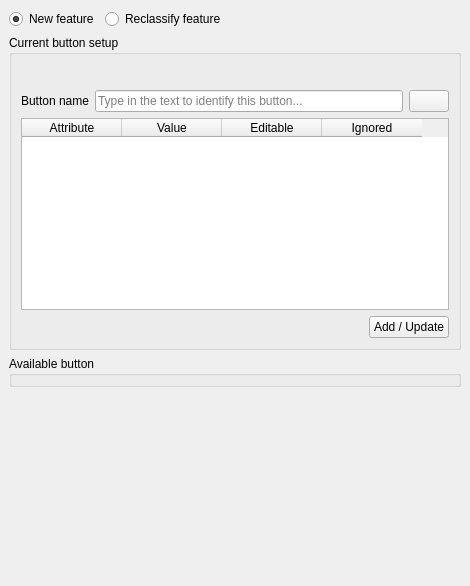
Before: the Qt Designer form gui/ProductionTools/Toolboxes/FieldToolBox/customFeatureTool.ui in dsgoficial/DsgTools, drawn with Qt 5.
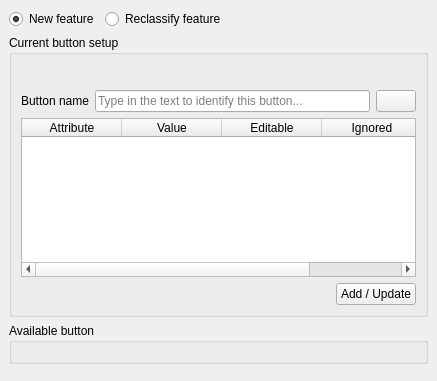
After: the same form once the commit is applied. Icons and pictures are not drawn. Custom widgets are drawn as their Qt base class.

Commit message: minimal prototype for dock widget ok

The edit to the form file:
```diff
--- a/gui/ProductionTools/Toolboxes/FieldToolBox/customFeatureTool.ui
+++ b/gui/ProductionTools/Toolboxes/FieldToolBox/customFeatureTool.ui
@@ -6,8 +6,8 @@
    <rect>
     <x>0</x>
     <y>0</y>
-    <width>470</width>
-    <height>586</height>
+    <width>437</width>
+    <height>381</height>
    </rect>
   </property>
   <property name="windowTitle">
@@ -49,7 +49,7 @@
       </item>
      </layout>
     </item>
-    <item row="3" column="0">
+    <item row="4" column="0">
      <spacer name="verticalSpacer">
       <property name="orientation">
        <enum>Qt::Vertical</enum>
@@ -196,11 +196,16 @@
       </layout>
      </widget>
     </item>
-    <item row="2" column="0">
-     <widget class="QgsCollapsibleGroupBox" name="mGroupBox_2">
+    <item row="3" column="0">
+     <widget class="QgsCollapsibleGroupBox" name="buttonGroupBox">
       <property name="title">
        <string>Available button</string>
       </property>
+      <layout class="QGridLayout" name="gridLayout_3">
+       <item row="0" column="0">
+        <widget class="OrderedTableWidget" name="orderedTableWidget" native="true"/>
+       </item>
+      </layout>
      </widget>
     </item>
    </layout>
@@ -219,6 +224,12 @@
    <header>DsgTools.gui.CustomWidgets.BasicInterfaceWidgets.dsgCustomComboBox.h</header>
    <container>1</container>
   </customwidget>
+  <customwidget>
+   <class>OrderedTableWidget</class>
+   <extends>QWidget</extends>
+   <header>DsgTools.gui.CustomWidgets.OrderedPropertyWidgets.orderedTableWidget.h</header>
+   <container>1</container>
+  </customwidget>
  </customwidgets>
  <resources>
   <include location="../../../../resources.qrc"/>
```
Left out of the diff: 8 changed lines with no effect on the pictures. The commit also changes 2 other files.
